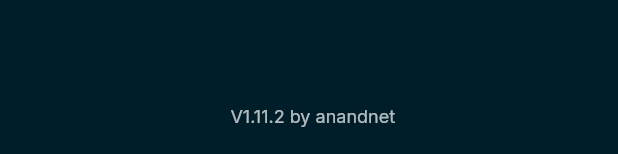
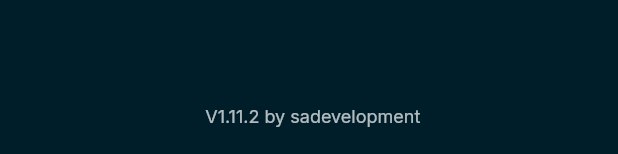
Before and after one commit to SoulDevs/Soya-music, a Flutter app: the SettingsScreen widget shown alone on an empty page, opened directly, on a phone screen of 412 x 824 dp. Shown: the part 1079-1233 px from the top of the screen. Run offline on Flutter 3.47's test engine with Material 3 defaults, Android fonts, the phone set to English and light mode, and no system bars; our stand-ins replace app_links, audio_service, audio_video_progress_bar, buttons_tabbar, cached_network_image, dio and 14 more; missing offline and left inert: audiotags, flutter_lyric, harmonymusic, jni, just_audio_media_kit, media_kit and 7 more; accounts and stored records are empty; network calls fail; statements that could not run were skipped.

Commit message:
copyright change

```diff
--- a/lib/ui/screens/Settings/settings_screen.dart
+++ b/lib/ui/screens/Settings/settings_screen.dart
@@ -657,7 +657,7 @@ class SettingsScreen extends StatelessWidget {
                     contentPadding: const EdgeInsets.only(left: 5, right: 10),
                     title: Text("github".tr),
                     subtitle: Text(
-                      "${"githubDes".tr}${((Get.find<PlayerController>().playerPanelMinHeight.value) == 0 || !isBottomNavActive) ? "" : "\n\n${settingsController.currentVersion} ${"by".tr} anandnet"}",
+                      "${"githubDes".tr}${((Get.find<PlayerController>().playerPanelMinHeight.value) == 0 || !isBottomNavActive) ? "" : "\n\n${settingsController.currentVersion} ${"by".tr} sadevelopment"}",
                       style: Theme.of(context).textTheme.bodyMedium,
                     ),
                     isThreeLine: true,
@@ -690,7 +690,7 @@ class SettingsScreen extends StatelessWidget {
           Padding(
             padding: const EdgeInsets.only(bottom: 20.0),
             child: Text(
-              "${settingsController.currentVersion} ${"by".tr} anandnet",
+              "${settingsController.currentVersion} ${"by".tr} sadevelopment",
               style: Theme.of(context).textTheme.bodySmall,
             ),
           ),
```
Also changed, not shown: 6 other files.
